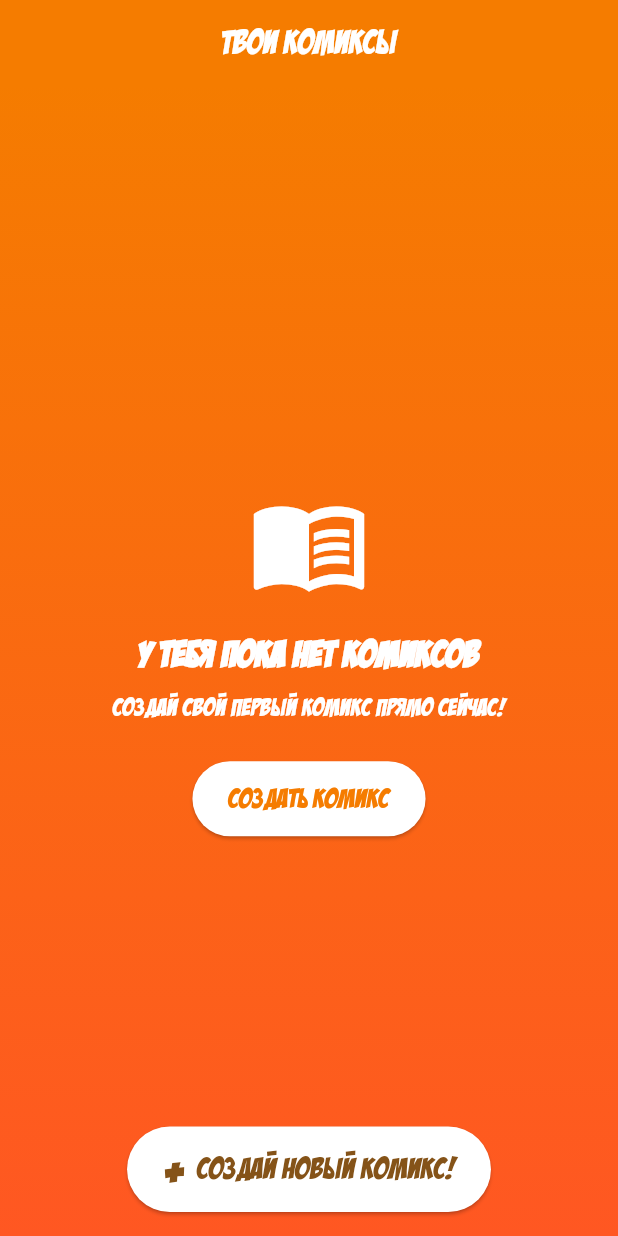
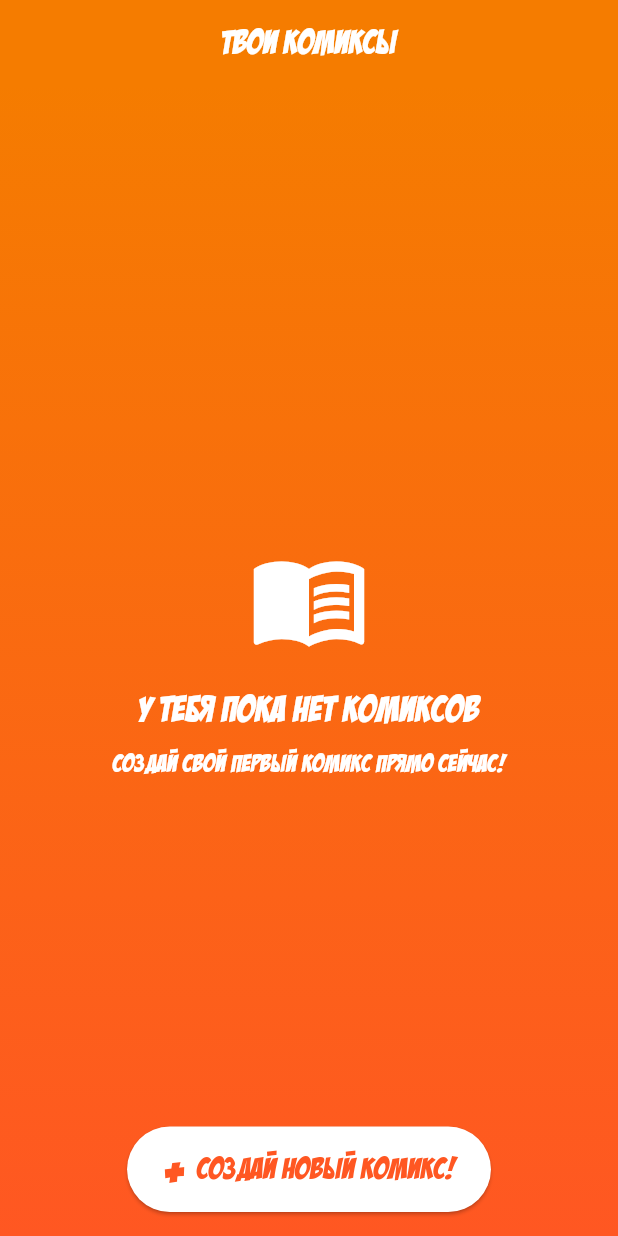
Before and after one commit to iontrxne/comics-creator-flutter, a Flutter app: the screen it shows after launch, on a phone screen of 412 x 824 dp. Run offline on Flutter 3.47's test engine with Material 3 defaults, Android fonts, the phone set to English and light mode, and no system bars; our stand-ins replace dio, flutter_colorpicker, flutter_riverpod, image_cropper, image_picker, loading_indicator and 1 more; missing offline and left inert: flutter_animation_plus; accounts and stored records are empty.

Commit message:
update app ico and title, ui fixes

```diff
--- a/lib/src/ui/comic/comic_editor_page.dart
+++ b/lib/src/ui/comic/comic_editor_page.dart
@@ -287,7 +287,7 @@ class ComicEditorPageState extends ConsumerState<ComicEditorPage> {
           ],
         ),
       ),
-      floatingActionButton: _buildFloatingActionButton(editorState),
+      // floatingActionButton: _buildFloatingActionButton(editorState),
     );
   }
 
@@ -655,7 +655,8 @@ class ComicEditorPageState extends ConsumerState<ComicEditorPage> {
   // Панель выбора страниц внизу экрана
   Widget _buildPageSelector(EditorState state) {
     return Container(
-      height: 60,
+      padding: const EdgeInsets.symmetric(vertical: 5),
+      height: 70,
       color: Colors.black.withOpacity(0.2),
       child: ListView.builder(
         scrollDirection: Axis.horizontal,
--- a/lib/src/ui/comic/comic_preview.dart
+++ b/lib/src/ui/comic/comic_preview.dart
@@ -86,7 +86,6 @@ class _ComicPreviewPageState extends ConsumerState<ComicPreviewPage> {
                 style: const TextStyle(
                   color: Colors.white,
                   fontSize: 16,
-                  fontWeight: FontWeight.bold,
                 ),
               ),
             ),
@@ -111,7 +110,7 @@ class _ComicPreviewPageState extends ConsumerState<ComicPreviewPage> {
       ),
       // Кнопки навигации
       bottomNavigationBar: BottomAppBar(
-        color: Colors.black.withOpacity(0.7),
+        color: Palette.orangeAccent,
         child: Row(
           mainAxisAlignment: MainAxisAlignment.spaceEvenly,
           children: [
--- a/lib/src/ui/comic/create_comics_form.dart
+++ b/lib/src/ui/comic/create_comics_form.dart
@@ -261,7 +261,7 @@ class _CreateComicFormState extends ConsumerState<CreateComicForm> {
                     ),
                     child: const Text(
                       'Создать',
-                      style: TextStyle(fontSize: 20, color: Colors.brown),
+                      style: TextStyle(fontSize: 20, color: Palette.orangeAccent),
                     ),
                   ),
                 if (widget.isEdit == true && widget.comicId != null)
@@ -376,7 +376,7 @@ class _CreateComicFormState extends ConsumerState<CreateComicForm> {
                     ),
                     child: const Text(
                       'Обновить',
-                      style: TextStyle(fontSize: 20, color: Colors.brown),
+                      style: TextStyle(fontSize: 20, color: Palette.orangeAccent),
                     ),
                   )
               ],
--- a/lib/src/ui/home/home_page.dart
+++ b/lib/src/ui/home/home_page.dart
@@ -134,14 +134,14 @@ class HomePage extends ConsumerWidget {
                               Text(
                                 '+',
                                 style: TextStyle(
-                                  fontSize: 40,
+                                  fontSize: 40, color: Palette.orangeAccent
                                 ),
                               ),
                               SizedBox(width: 8),
                               Text(
                                 'Создай новый комикс!',
                                 style: TextStyle(
-                                  fontSize: 20,
+                                  fontSize: 20, color: Palette.orangeAccent
                                 ),
                               ),
                             ],
@@ -265,26 +265,25 @@ class HomePage extends ConsumerWidget {
   }
 
   Widget _buildEmptyState(BuildContext context, WidgetRef ref) {
-    return Center(
+    return const Center(
       child: Column(
         mainAxisAlignment: MainAxisAlignment.center,
         children: [
-          const Icon(
+          Icon(
             Icons.menu_book_outlined,
             size: 80,
             color: Colors.white,
           ),
-          const SizedBox(height: 16),
-          const Text(
+          SizedBox(height: 16),
+          Text(
             'У тебя пока нет комиксов',
             style: TextStyle(
               color: Colors.white,
               fontSize: 24,
-              fontWeight: FontWeight.bold,
             ),
           ),
-          const SizedBox(height: 8),
-          const Text(
+          SizedBox(height: 8),
+          Text(
             'Создай свой первый комикс прямо сейчас!',
             textAlign: TextAlign.center,
             style: TextStyle(
@@ -292,42 +291,42 @@ class HomePage extends ConsumerWidget {
               fontSize: 16,
             ),
           ),
-          const SizedBox(height: 24),
-          ElevatedButton(
-            style: ElevatedButton.styleFrom(
-              backgroundColor: Palette.white,
-              padding: const EdgeInsets.symmetric(
-                horizontal: 24,
-                vertical: 12,
-              ),
-            ),
-            onPressed: () async {
-              final comicId = await Navigator.of(context).push<int?>(
-                  MaterialPageRoute(builder: (c) => const CreateComicForm())
-              );
-
-              if (comicId != null && context.mounted) {
-                // Если успешно создан комикс, сразу переходим в редактор
-                await Navigator.of(context).push(
-                  MaterialPageRoute(
-                    builder: (context) => ComicEditorPage(
-                      comicId: comicId,
-                      comicTitle: 'Новый комикс',
-                    ),
-                  ),
-                );
-                // Обновляем список комиксов после возврата из редактора
-                ref.refresh(comicsListProvider);
-              }
-            },
-            child: const Text(
-              'Создать комикс',
-              style: TextStyle(
-                color: Palette.orangeDark,
-                fontSize: 18,
-              ),
-            ),
-          ),
+          // const SizedBox(height: 24),
+          // ElevatedButton(
+          //   style: ElevatedButton.styleFrom(
+          //     backgroundColor: Palette.white,
+          //     padding: const EdgeInsets.symmetric(
+          //       horizontal: 24,
+          //       vertical: 12,
+          //     ),
+          //   ),
+          //   onPressed: () async {
+          //     final comicId = await Navigator.of(context).push<int?>(
+          //         MaterialPageRoute(builder: (c) => const CreateComicForm())
+          //     );
+          //
+          //     if (comicId != null && context.mounted) {
+          //       // Если успешно создан комикс, сразу переходим в редактор
+          //       await Navigator.of(context).push(
+          //         MaterialPageRoute(
+          //           builder: (context) => ComicEditorPage(
+          //             comicId: comicId,
+          //             comicTitle: 'Новый комикс',
+          //           ),
+          //         ),
+          //       );
+          //       // Обновляем список комиксов после возврата из редактора
+          //       ref.refresh(comicsListProvider);
+          //     }
+          //   },
+          //   child: const Text(
+          //     'Создать комикс',
+          //     style: TextStyle(
+          //       color: Palette.orangeDark,
+          //       fontSize: 18,
+          //     ),
+          //   ),
+          // ),
         ],
       ),
     );
--- a/pubspec.yaml
+++ b/pubspec.yaml
@@ -27,6 +27,7 @@ dependencies:
 
 
 dev_dependencies:
+  flutter_launcher_icons: "^0.14.3"
   flutter_test:
     sdk: flutter
 
```
Also changed, not shown: flutter_launcher_icons.yaml (added, +17 -0 lines), lib/src/ui/comic/canvas/tool_panel.dart (+22 -19 lines), lib/src/ui/comic/comic_page_view.dart (+65 -43 lines), assets/icon.png (added), pubspec.lock, 29 other files.
